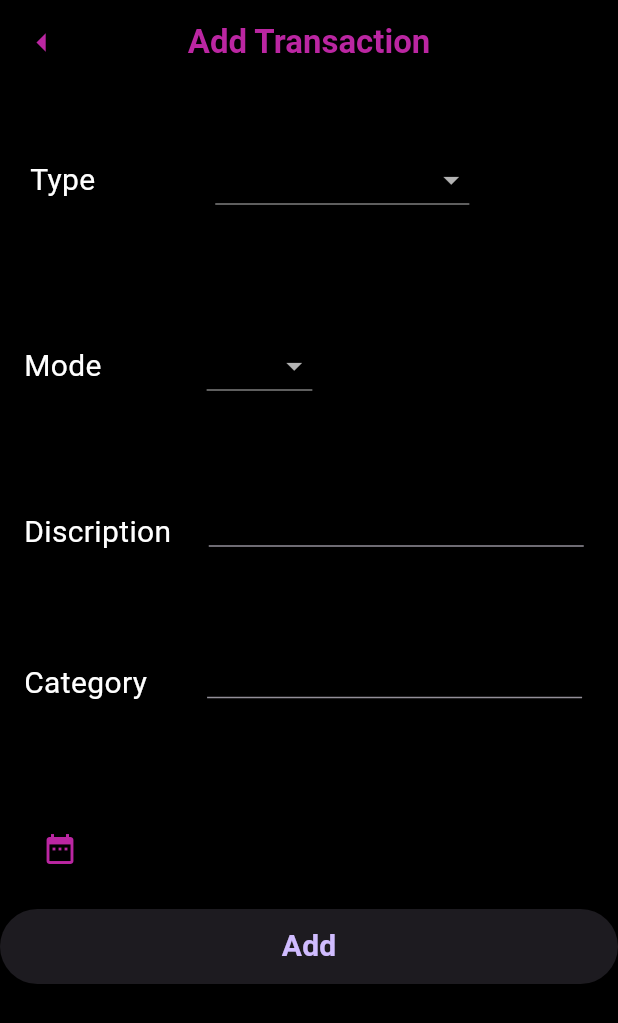
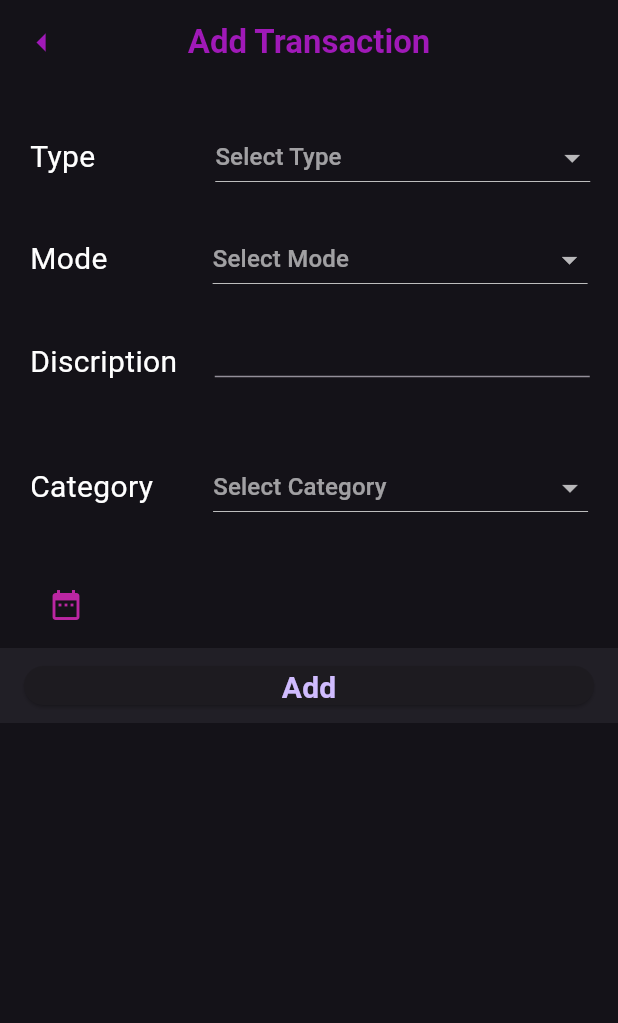
Before and after one commit to kunal-umap/Expances_Manager, a Flutter app: the add_Transaction screen opened directly, on a phone screen of 412 x 824 dp. Shown: the top 1023 px of the screen. Run offline on Flutter 3.47's test engine with Material 2 defaults, Android fonts, the light colour scheme and no system bars; our stand-ins replace fl_chart; network calls fail.

Commit message:
add_transaction half completed

```diff
--- a/lib/pages/TransactionPage/Add_TransactionPage.dart
+++ b/lib/pages/TransactionPage/Add_TransactionPage.dart
@@ -1,7 +1,7 @@
 import 'package:expances_management/pages/Home/home.dart';
 import 'package:flutter/material.dart';
-import 'package:flutter/services.dart';
 
+// ignore: camel_case_types
 class add_Transaction extends StatefulWidget {
   const add_Transaction({super.key});
 
@@ -9,32 +9,35 @@ class add_Transaction extends StatefulWidget {
   State<add_Transaction> createState() => _add_TransactionState();
 }
 
+// ignore: camel_case_types
 class _add_TransactionState extends State<add_Transaction> {
-  var valueChoos = " ";
-  var listItem = [
+  var _listItem = [
     "EXPENSE",
     "INCOME",
-    "TRANSFER",
-    "ATM Withdeawal",
-    "Cash Received",
-    "CASHBACK"
-        "REFUND"
   ];
   var listItemSelected = "EXPENSES";
   var modechoose = " ";
   var modeItem = ["Online", "Cash"];
-  var modeItemSelected = "Online";
+  var _modeItemSelected = "Online";
+
+  final _categoryItem = [
+    (" Eat"),
+    ("Bill"),
+    ("Education"),
+    ("EMI"),
+    ("Gadget")
+  ];
+  var _categorySelected = ("Eat");
 
   @override
   Widget build(BuildContext context) {
     return Scaffold(
         appBar: AppBar(
-          backgroundColor: Colors.black,
           title: const Text(
             "Add Transaction",
             style: TextStyle(
                 fontWeight: FontWeight.bold,
-                color: Color.fromARGB(255, 187, 38, 162)),
+                color: Color.fromARGB(255, 160, 25, 184)),
           ),
           centerTitle: true,
           leading: IconButton(
@@ -45,18 +48,17 @@ class _add_TransactionState extends State<add_Transaction> {
             },
             icon: const Icon(
               Icons.arrow_left,
-              color: Color.fromARGB(255, 187, 38, 162),
+              color: Color.fromARGB(255, 160, 25, 184),
               size: 30,
             ),
           ),
         ),
         body: Container(
-          color: Colors.black,
           child: ListView(
             children: [
-              SizedBox(height: 20),
+              const SizedBox(height: 20),
               Padding(
-                  padding: EdgeInsets.all(20.0),
+                  padding: const EdgeInsets.fromLTRB(20, 5, 16, 5),
                   child: Row(
                     mainAxisAlignment: MainAxisAlignment.start,
                     children: [
@@ -65,8 +67,14 @@ class _add_TransactionState extends State<add_Transaction> {
                         style: TextStyle(fontSize: 20, color: Colors.white),
                       ),
                       const SizedBox(width: 80),
-                      DropdownButton<String>(
-                          items: listItem.map((String dropDownStringItem) {
+                      SizedBox(
+                        width: 250,
+                        child: DropdownButton<String>(
+                            hint: const Text("Select Type"),
+                            isExpanded: true,
+                            dropdownColor: Colors.black,
+                            elevation: 5,
+                            items: _listItem.map((String dropDownStringItem) {
                               return DropdownMenuItem<String>(
                                 value: dropDownStringItem,
                                 child: Text(dropDownStringItem),
@@ -74,14 +82,15 @@ class _add_TransactionState extends State<add_Transaction> {
                             }).toList(),
                             onChanged: (newValueSelected) {
                               setState(() {
-                              this.listItemSelected = newValueSelected!;
+                                _listItem = newValueSelected as List<String>;
                               });
-                          })
+                            }),
+                      )
                     ],
                   )),
-              const SizedBox(height: 40),
+              const SizedBox(height: 10),
               Padding(
-                  padding: const EdgeInsets.all(16.0),
+                  padding: const EdgeInsets.fromLTRB(20, 5, 16, 5),
                   child: Row(
                     mainAxisAlignment: MainAxisAlignment.start,
                     children: [
@@ -90,7 +99,12 @@ class _add_TransactionState extends State<add_Transaction> {
                         style: TextStyle(fontSize: 20, color: Colors.white),
                       ),
                       const SizedBox(width: 70),
-                      DropdownButton<String>(
+                      SizedBox(
+                        width: 250,
+                        child: DropdownButton<String>(
+                            dropdownColor: Colors.black,
+                            isExpanded: true,
+                            hint: const Text("Select Mode"),
                             items: modeItem.map((String dropDownStringItem) {
                               return DropdownMenuItem<String>(
                                 value: dropDownStringItem,
@@ -99,14 +113,15 @@ class _add_TransactionState extends State<add_Transaction> {
                             }).toList(),
                             onChanged: (newModeSelected) {
                               setState(() {
-                              this.modeItemSelected = newModeSelected!;
+                                _modeItemSelected = newModeSelected as String;
                               });
-                          })
+                            }),
+                      )
                     ],
                   )),
-              const SizedBox(height: 40),
+              const SizedBox(height: 20),
               const Padding(
-                  padding: EdgeInsets.all(16.0),
+                  padding: EdgeInsets.fromLTRB(20, 5, 16, 5),
                   child: Row(
                     mainAxisAlignment: MainAxisAlignment.start,
                     children: [
@@ -115,26 +130,43 @@ class _add_TransactionState extends State<add_Transaction> {
                         style: TextStyle(fontSize: 20, color: Colors.white),
                       ),
                       SizedBox(width: 25),
-                      SizedBox(width: 250, height: 20, child: TextField())
+                      SizedBox(width: 250, height: 20, child: TextField()),
                     ],
                   )),
-              const SizedBox(height: 40),
-              const Padding(
-                  padding: EdgeInsets.all(16.0),
+              const SizedBox(height: 35),
+              Padding(
+                  padding: const EdgeInsets.fromLTRB(20, 5, 16, 5),
                   child: Row(
                     mainAxisAlignment: MainAxisAlignment.start,
                     children: [
-                      Text(
+                      const Text(
                         "Category",
                         style: TextStyle(fontSize: 20, color: Colors.white),
                       ),
-                      SizedBox(width: 40),
-                      SizedBox(width: 250, height: 20, child: TextField())
+                      const SizedBox(width: 40),
+                      SizedBox(
+                          width: 250,
+                          child: DropdownButton<String>(
+                              dropdownColor: Colors.black,
+                              isExpanded: true,
+                              hint: const Text("Select Category"),
+                              items: _categoryItem.map((dropDownStringItem) {
+                                return DropdownMenuItem<String>(
+                                  value: dropDownStringItem,
+                                  child: Text(dropDownStringItem),
+                                );
+                              }).toList(),
+                              onChanged: (newCategorySelected) {
+                                setState(() {
+                                  _categorySelected =
+                                      newCategorySelected as String;
+                                });
+                              }))
                     ],
                   )),
-              const SizedBox(height: 40),
+              const SizedBox(height: 20),
               Padding(
-                  padding: const EdgeInsets.all(16.0),
+                  padding: const EdgeInsets.fromLTRB(20, 5, 16, 5),
                   child: Row(
                     mainAxisAlignment: MainAxisAlignment.start,
                     children: [
@@ -151,6 +183,7 @@ class _add_TransactionState extends State<add_Transaction> {
               const SizedBox(width: 60),
               SizedBox(
                 height: 50,
+                child: BottomAppBar(
                   child: ElevatedButton(
                       onPressed: () {},
                       child: const Text(
@@ -161,6 +194,7 @@ class _add_TransactionState extends State<add_Transaction> {
                         ),
                       )),
                 ),
+              ),
             ],
           ),
         ));
```
Lines whose indentation alone changed are shown as unchanged.
